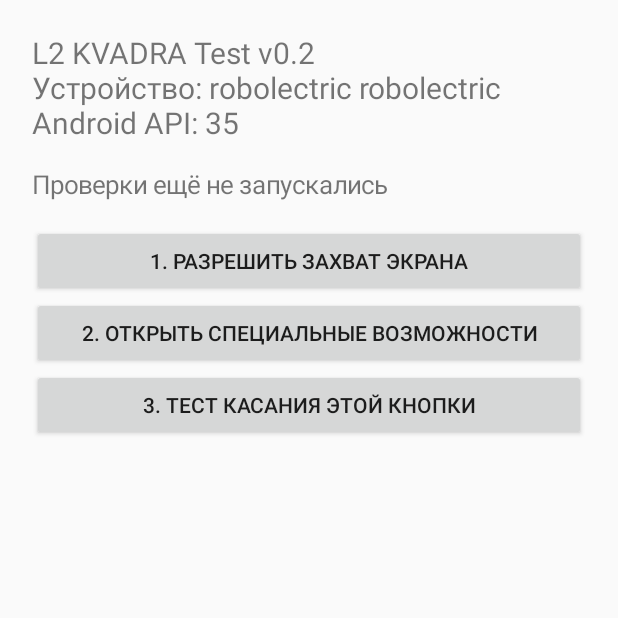
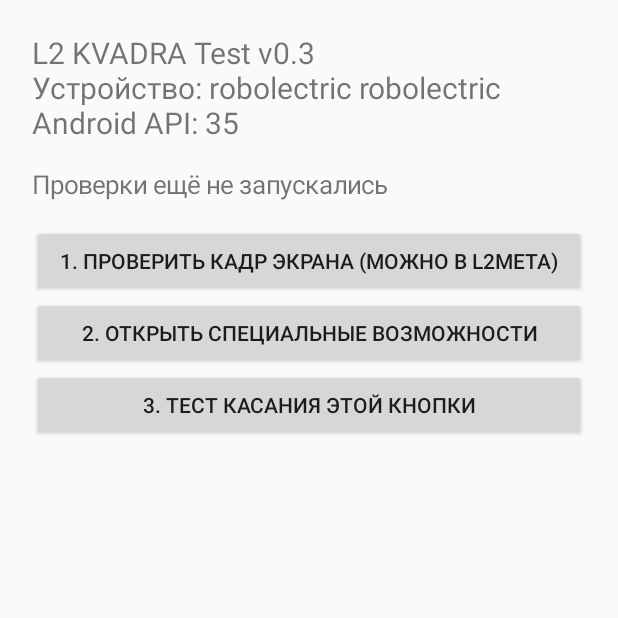
Before and after one commit to Ignatkaa/L2-KVADRA-Test, an Android app: the screen it shows after launch (MainActivity), on a phone screen of 412 x 824 dp, the top half of it. Run offline under Robolectric (Android 15) with nearby library versions, the phone set to English and light mode, and no system bars.

Commit message:
Bump KVADRA diagnostic app to v0.3

```diff
--- a/app/src/main/java/com/l2farm/kvadratest/MainActivity.kt
+++ b/app/src/main/java/com/l2farm/kvadratest/MainActivity.kt
@@ -26,10 +26,10 @@ class MainActivity : Activity() {
             layout.addView(b)
             return b
         }
-        layout.addView(TextView(this).apply { text = "L2 KVADRA Test v0.2\nУстройство: ${Build.MANUFACTURER} ${Build.MODEL}\nAndroid API: ${Build.VERSION.SDK_INT}"; textSize = 20f })
+        layout.addView(TextView(this).apply { text = "L2 KVADRA Test v0.3\nУстройство: ${Build.MANUFACTURER} ${Build.MODEL}\nAndroid API: ${Build.VERSION.SDK_INT}"; textSize = 20f })
         status = TextView(this).apply { text = "Проверки ещё не запускались"; textSize = 17f; setPadding(0,24,0,24) }
         layout.addView(status)
-        button("1. Разрешить захват экрана") {
+        button("1. Проверить кадр экрана (можно в L2Meta)") {
             val mgr = getSystemService(MEDIA_PROJECTION_SERVICE) as MediaProjectionManager
             startActivityForResult(mgr.createScreenCaptureIntent(), requestCode)
         }
```
